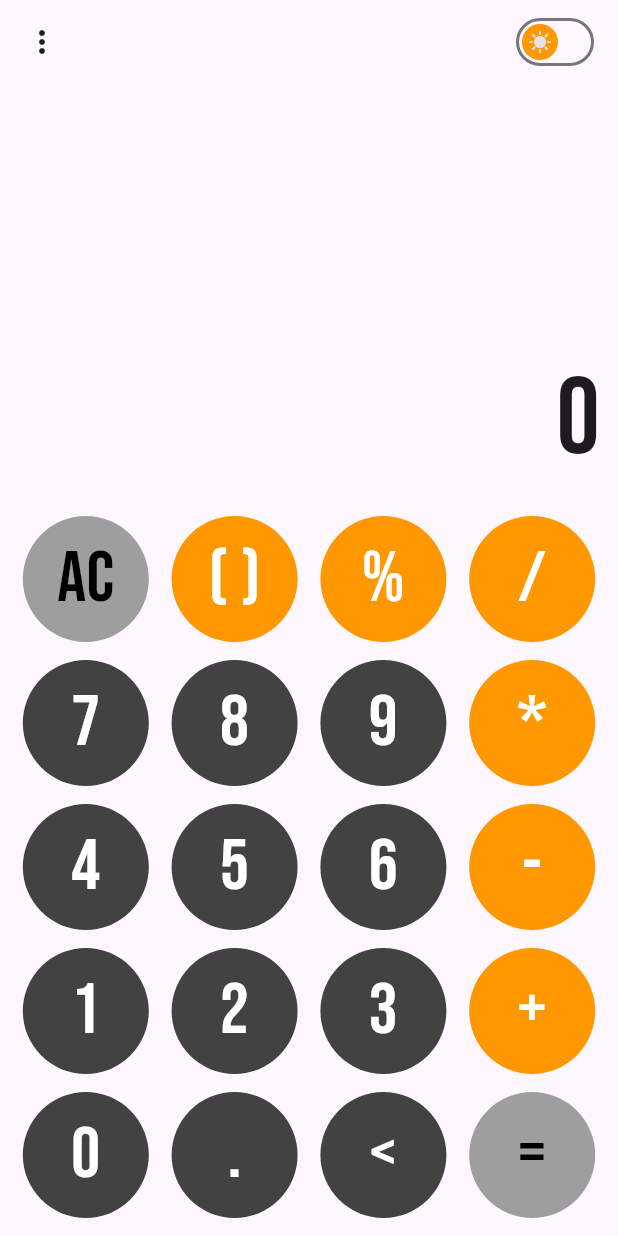
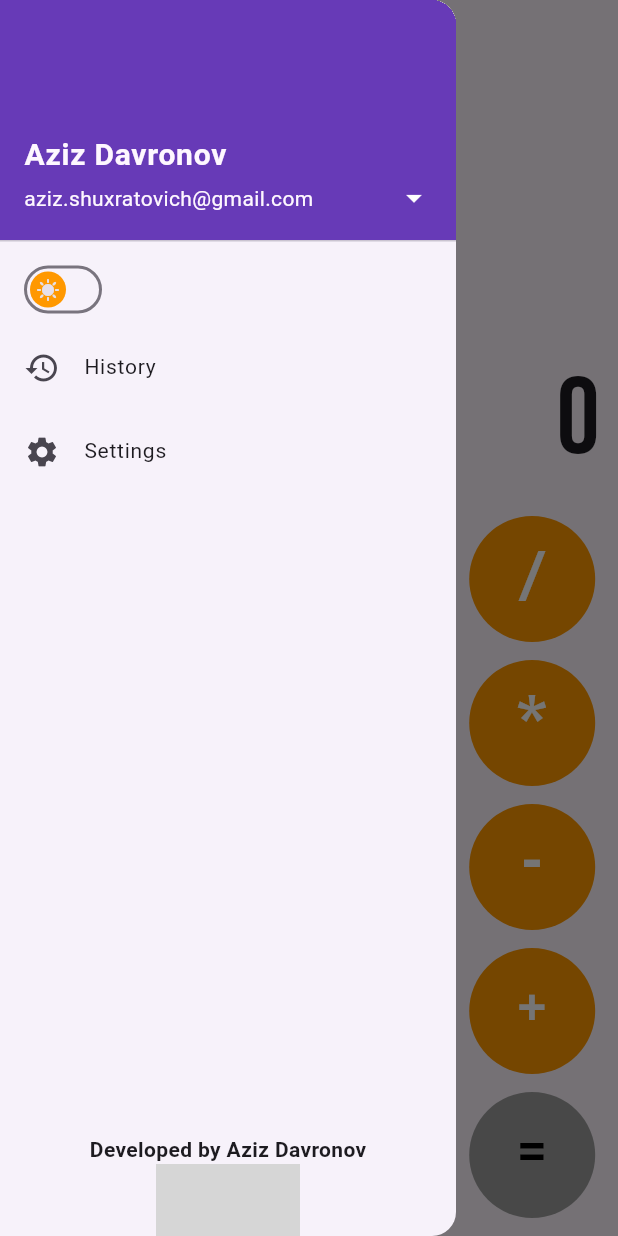
Before and after one commit to azizbek-davronov/calculator-app, a Flutter app: the screen it shows after launch, with the side drawer open (before the commit the screen has no drawer), on a phone screen of 412 x 824 dp. Run offline on Flutter 3.47's test engine with Material 3 defaults, Android fonts, the phone set to English and light mode, and no system bars; our stand-ins replace google_fonts; missing offline and left inert: social_media_buttons; statements that could not run were skipped; grey boxes are pictures that could not be loaded.

```diff
--- a/lib/calculator_screen.dart
+++ b/lib/calculator_screen.dart
@@ -3,6 +3,7 @@ import 'package:calculator_app/theme_provider.dart';
 import 'package:flutter/material.dart';
 import 'package:google_fonts/google_fonts.dart';
 import 'package:provider/provider.dart';
+import 'package:calculator_app/navigation_bar.dart';
 
 class CalculatorScreen extends StatefulWidget {
   const CalculatorScreen({super.key});
@@ -32,31 +33,8 @@ class _CalculatorScreenState extends State<CalculatorScreen> {
   @override
   Widget build(BuildContext context) {
     return Scaffold(
-      appBar: AppBar(
-        leading:
-            IconButton(onPressed: () {}, icon: const Icon(Icons.more_vert)),
-        actions: [
-          Padding(
-            padding: const EdgeInsets.symmetric(horizontal: 12),
-            child: Consumer<ThemeProvider>(
-              builder: (context, themeProvider, child) {
-                return Switch(
-                    inactiveTrackColor: Colors.transparent,
-                    inactiveThumbColor: Colors.orange,
-                    thumbIcon: WidgetStatePropertyAll(
-                      themeProvider.isSelected
-                          ? const Icon(Icons.nights_stay)
-                          : const Icon(Icons.sunny),
-                    ),
-                    value: themeProvider.isSelected,
-                    onChanged: (value) {
-                      themeProvider.toggleTheme();
-                    });
-              },
-            ),
-          )
-        ],
-      ),
+      drawer: NavBar(),
+      appBar: AppBar(),
       body: SafeArea(
         bottom: false,
         child: Consumer<ThemeProvider>(
--- a/lib/main.dart
+++ b/lib/main.dart
@@ -18,6 +18,7 @@ class MyApp extends StatelessWidget {
   @override
   Widget build(BuildContext context) {
     return MaterialApp(
+      debugShowCheckedModeBanner: false,
       title: 'Calculator',
       theme: Provider.of<ThemeProvider>(context).themeData,
       home: CalculatorScreen(),
--- /dev/null
+++ b/lib/navigation_bar.dart
@@ -0,0 +1,96 @@
+import 'package:flutter/material.dart';
+import 'package:provider/provider.dart';
+import 'package:calculator_app/theme_provider.dart';
+import 'package:social_media_buttons/social_media_buttons.dart';
+
+class NavBar extends StatelessWidget {
+  const NavBar({super.key});
+
+  @override
+  Widget build(BuildContext context) {
+    return Drawer(
+      child: Column(
+        children: [
+          Expanded(
+            child: ListView(
+              padding: EdgeInsets.zero,
+              children: [
+                UserAccountsDrawerHeader(
+                  decoration: BoxDecoration(color: Colors.deepPurple),
+                  accountName: const Text(
+                    'Aziz Davronov',
+                    style: TextStyle(fontSize: 20, fontWeight: FontWeight.bold),
+                  ),
+                  accountEmail: const Text(
+                    'aziz.shuxratovich@gmail.com',
+                    style:
+                        TextStyle(fontSize: 14, fontWeight: FontWeight.normal),
+                  ),
+                  onDetailsPressed: () {},
+                ),
+                Padding(
+                  padding: const EdgeInsets.only(left: 12.0),
+                  child: Row(
+                    mainAxisAlignment: MainAxisAlignment.start,
+                    children: [
+                      Consumer<ThemeProvider>(
+                        builder: (context, themeProvider, child) {
+                          return Switch(
+                              inactiveTrackColor: Colors.transparent,
+                              inactiveThumbColor: Colors.orange,
+                              thumbIcon: WidgetStatePropertyAll(
+                                themeProvider.isSelected
+                                    ? const Icon(Icons.nights_stay)
+                                    : const Icon(Icons.sunny),
+                              ),
+                              value: themeProvider.isSelected,
+                              onChanged: (value) {
+                                themeProvider.toggleTheme();
+                              });
+                        },
+                      ),
+                    ],
+                  ),
+                ),
+                ListTile(
+                  leading: Icon(Icons.history),
+                  title: Text(
+                    'History',
+                    style: TextStyle(fontSize: 14),
+                  ),
+                  onTap: () {},
+                ),
+                ListTile(
+                  leading: Icon(Icons.settings),
+                  title: Text(
+                    'Settings',
+                    style: TextStyle(fontSize: 14),
+                  ),
+                  onTap: () {},
+                ),
+              ],
+            ),
+          ),
+          const Align(
+            alignment: FractionalOffset.bottomCenter,
+            child: Column(
+              children: [
+                Text(
+                  'Developed by Aziz Davronov',
+                  style: TextStyle(fontSize: 14, fontWeight: FontWeight.bold),
+                ),
+                Row(
+                  mainAxisAlignment: MainAxisAlignment.center,
+                  children: [
+                    SocialMediaButton.github(),
+                    SocialMediaButton.linkedin(),
+                  ],
+                ),
+              ],
+            ),
+          ),
+        ],
+      ),
+    );
+  }
+}
--- a/pubspec.yaml
+++ b/pubspec.yaml
@@ -38,6 +38,7 @@ dependencies:
   provider: ^6.1.2
   function_tree: ^0.9.1
   google_fonts: ^6.2.1
+  social_media_buttons: ^1.0.0
 
 dev_dependencies:
   flutter_test:
```
Also changed, not shown: pubspec.lock, 5 other files.
